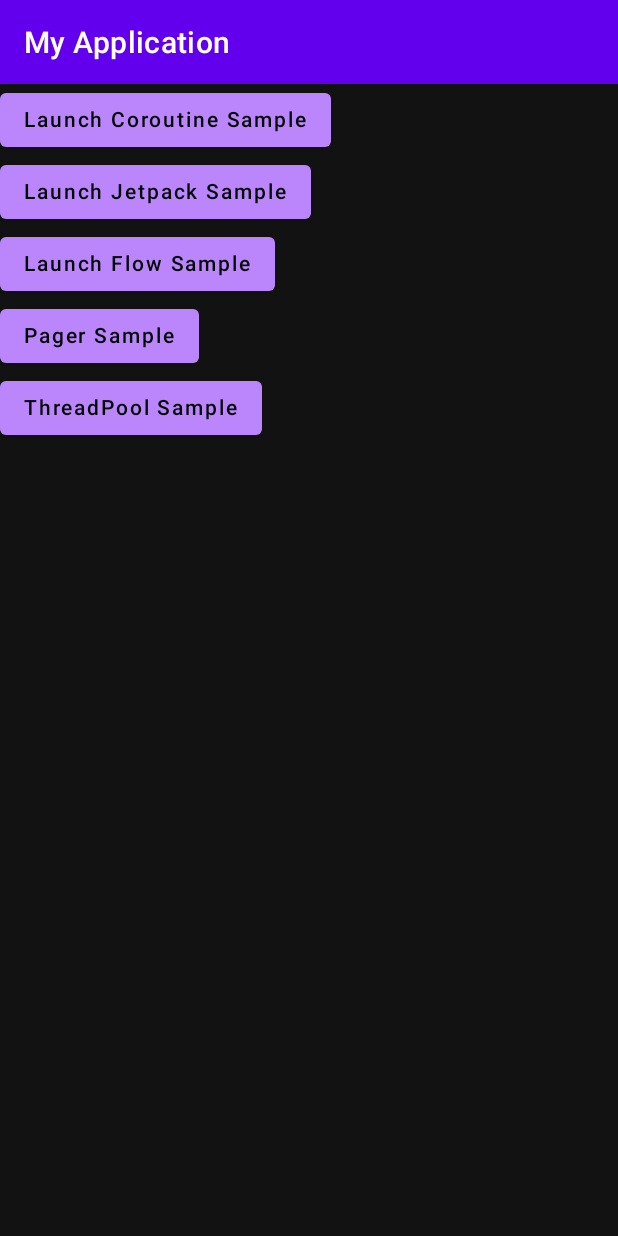
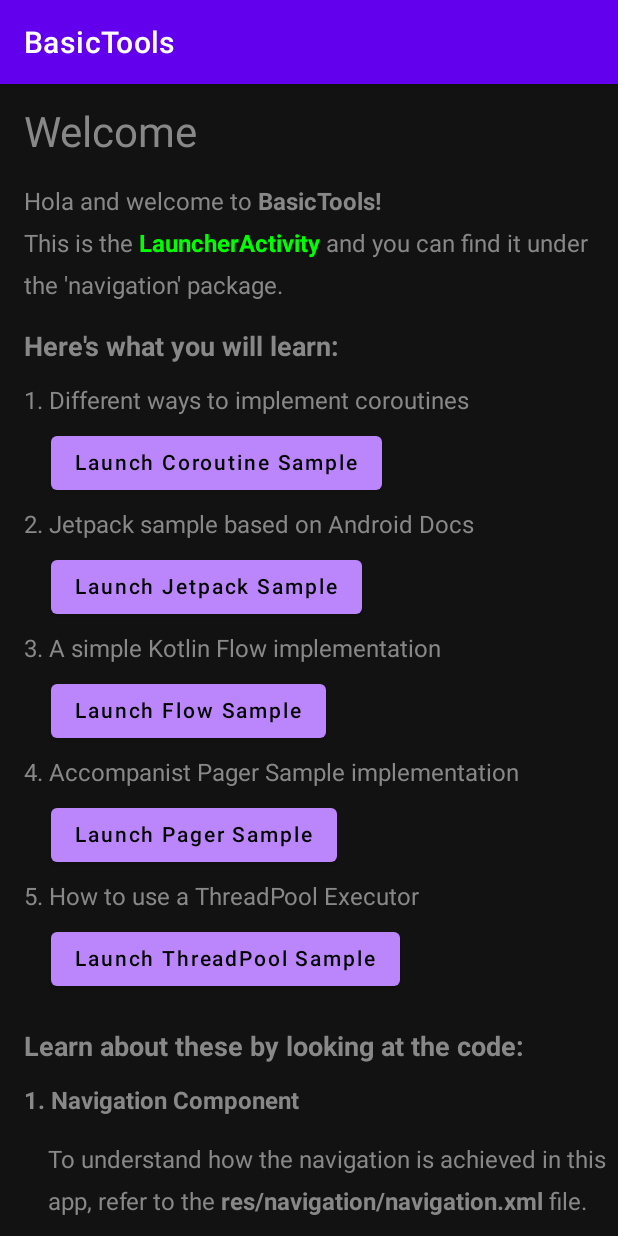
Before and after one commit to szaszpeter/BasicTools, an Android app built with Jetpack Compose: the screen it shows after launch (LauncherActivity), on a phone screen of 412 x 824 dp. Run offline under Robolectric (Android 15) with nearby library versions, the phone set to English and light mode, and no system bars; our stand-ins replace Dagger/Hilt's generated code.

Commit message:
Complete rework of the Launch Screen Menu.
Add explanations to what the app contains. This work is part of the UX enhancement efforts.

```diff
--- /dev/null
+++ b/app/src/main/java/com/example/myapplication/navigation/launchscreen/ExplanationFooter.kt
@@ -0,0 +1,178 @@
+package com.example.myapplication.navigation.launchscreen
+
+import androidx.compose.foundation.layout.Column
+import androidx.compose.foundation.layout.padding
+import androidx.compose.material.Text
+import androidx.compose.runtime.Composable
+import androidx.compose.ui.Modifier
+import androidx.compose.ui.graphics.Color
+import androidx.compose.ui.res.stringResource
+import androidx.compose.ui.text.ParagraphStyle
+import androidx.compose.ui.text.SpanStyle
+import androidx.compose.ui.text.buildAnnotatedString
+import androidx.compose.ui.text.font.FontWeight
+import androidx.compose.ui.text.withStyle
+import androidx.compose.ui.unit.dp
+import androidx.compose.ui.unit.sp
+import com.example.myapplication.R
+
+@Composable
+fun ExplanationFooter() {
+    Column {
+        ExplanationFooterTitle()
+        NavigationComponentSection()
+        KoinDISection()
+        CircleCISection()
+        EspressoSection()
+    }
+}
+
+@Composable
+fun ExplanationFooterTitle() {
+    Text(
+        buildAnnotatedString {
+            withStyle(
+                style = SpanStyle(
+                    color = Color.Gray,
+                    fontSize = 18.sp,
+                    fontWeight = FontWeight.Bold
+                )
+            ) {
+                append(stringResource(R.string.explanation_footer_title))
+            }
+        }, modifier = Modifier.padding(16.dp, 16.dp, 16.dp, 0.dp)
+    )
+}
+
+@Composable
+fun NavigationComponentSection() {
+    Text(
+        text = "1. Navigation Component",
+        modifier = Modifier.padding(16.dp, 16.dp, 0.dp, 0.dp),
+        color = Color.Gray, fontWeight = FontWeight.Bold
+    )
+    Text(
+        buildAnnotatedString {
+            withStyle(style = ParagraphStyle(lineHeight = 28.sp)) {
+                withStyle(style = SpanStyle(color = Color.Gray)) {
+                    append("To understand how the navigation is achieved in this app, refer to the ")
+                }
+
+                withStyle(
+                    style = SpanStyle(
+                        fontWeight = FontWeight.Bold,
+                        color = Color.Gray
+                    )
+                ) {
+                    append("res/navigation/navigation.xml ")
+                }
+                withStyle(style = SpanStyle(color = Color.Gray)) {
+                    append("file. ")
+                }
+            }
+        },
+        modifier = Modifier.padding(32.dp, 16.dp, 0.dp, 0.dp)
+    )
+}
+
+@Composable
+fun KoinDISection() {
+    Text(
+        text = "2. Dependency Injection with Koin",
+        modifier = Modifier.padding(16.dp, 16.dp, 0.dp, 0.dp),
+        color = Color.Gray, fontWeight = FontWeight.Bold
+    )
+    Text(
+        buildAnnotatedString {
+            withStyle(style = ParagraphStyle(lineHeight = 28.sp)) {
+                withStyle(style = SpanStyle(color = Color.Gray)) {
+                    append("By looking into the sample classes provided in the ")
+                }
+
+                withStyle(
+                    style = SpanStyle(
+                        fontWeight = FontWeight.Bold,
+                        color = Color.Gray
+                    )
+                ) {
+                    append("koin ")
+                }
+                withStyle(style = SpanStyle(color = Color.Gray)) {
+                    append("package, you can see a basic model of how to set up and configure your app classes with Koin. The by default method in this app will be Hilt, as per now it is more widely adopted by developers across the world. ")
+                }
+            }
+        },
+        modifier = Modifier.padding(32.dp, 16.dp, 0.dp, 0.dp)
+    )
+}
+
+@Composable
+fun CircleCISection() {
+    Text(
+        text = "3. Continuous Integration with CircleCI",
+        modifier = Modifier.padding(16.dp, 16.dp, 0.dp, 0.dp),
+        color = Color.Gray, fontWeight = FontWeight.Bold
+    )
+    Text(
+        buildAnnotatedString {
+            withStyle(style = ParagraphStyle(lineHeight = 28.sp)) {
+                withStyle(style = SpanStyle(color = Color.Gray)) {
+                    append("This project is configured with CircleCI. Compared to Jenkins it is a much more convenient method to run your automation. The ")
+                }
+                withStyle(
+                    style = SpanStyle(
+                        fontWeight = FontWeight.Bold,
+                        color = Color.Gray
+                    )
+                ) {
+                    append(".circleci ")
+                }
+                withStyle(style = SpanStyle(color = Color.Gray)) {
+                    append("package, package contains the ")
+                }
+                withStyle(
+                    style = SpanStyle(
+                        fontWeight = FontWeight.Bold,
+                        color = Color.Gray
+                    )
+                ) {
+                    append(".config.yml ")
+                }
+                withStyle(style = SpanStyle(color = Color.Gray)) {
+                    append("file. Here you will see how to configure jobs, workflows, run tests, deploy build artifacts, etc. ")
+                }
+            }
+        },
+        modifier = Modifier.padding(32.dp, 16.dp, 0.dp, 0.dp)
+    )
+}
+
+@Composable
+fun EspressoSection() {
+    Text(
+        text = "4. Compose UI Tests with Espresso",
+        modifier = Modifier.padding(16.dp, 16.dp, 0.dp, 0.dp),
+        color = Color.Gray, fontWeight = FontWeight.Bold
+    )
+    Text(
+        buildAnnotatedString {
+            withStyle(style = ParagraphStyle(lineHeight = 28.sp)) {
+                withStyle(style = SpanStyle(color = Color.Gray)) {
+                    append("As mentioned in the title, you can find a sample of UI Test made with Espresso, but with the catch of testing compose elements. You can find this test in the ")
+                }
+                withStyle(
+                    style = SpanStyle(
+                        fontWeight = FontWeight.Bold,
+                        color = Color.Gray
+                    )
+                ) {
+                    append("/androidTest/ExampleInstrumentedTest ")
+                }
+                withStyle(style = SpanStyle(color = Color.Gray)) {
+                    append("class. This test is also performed on the CircleCI automated job.")
+                }
+            }
+        },
+        modifier = Modifier.padding(32.dp, 16.dp, 0.dp, 0.dp)
+    )
+}
--- /dev/null
+++ b/app/src/main/java/com/example/myapplication/navigation/launchscreen/ExplanationHeader.kt
@@ -0,0 +1,68 @@
+package com.example.myapplication.navigation.launchscreen
+
+import androidx.compose.foundation.layout.Column
+import androidx.compose.foundation.layout.padding
+import androidx.compose.material.Text
+import androidx.compose.runtime.Composable
+import androidx.compose.ui.Modifier
+import androidx.compose.ui.graphics.Color
+import androidx.compose.ui.text.ParagraphStyle
+import androidx.compose.ui.text.SpanStyle
+import androidx.compose.ui.text.buildAnnotatedString
+import androidx.compose.ui.text.font.FontWeight
+import androidx.compose.ui.text.withStyle
+import androidx.compose.ui.unit.dp
+import androidx.compose.ui.unit.sp
+
+@Composable
+fun ExplanationHeader() {
+    Column {
+        Text(
+            buildAnnotatedString {
+                withStyle(style = SpanStyle(color = Color.Gray, fontSize = 28.sp)) {
+                    append("Welcome")
+                }
+            }, modifier = Modifier.padding(16.dp, 16.dp, 16.dp, 0.dp)
+        )
+        Text(
+            buildAnnotatedString {
+                withStyle(style = ParagraphStyle(lineHeight = 28.sp)) {
+                    withStyle(style = SpanStyle(color = Color.Gray)) {
+                        append("Hola and welcome to ")
+                    }
+
+                    withStyle(
+                        style = SpanStyle(
+                            fontWeight = FontWeight.Bold,
+                            color = Color.Gray
+                        )
+                    ) {
+                        append("BasicTools! \n")
+                    }
+                    withStyle(style = SpanStyle(color = Color.Gray)) {
+                        append("This is the ")
+                    }
+                    withStyle(
+                        style = SpanStyle(
+                            fontWeight = FontWeight.Bold,
+                            color = Color.Green
+                        )
+                    ) {
+                        append("LauncherActivity ")
+                    }
+                    withStyle(style = SpanStyle(color = Color.Gray)) {
+                        append("and you can find it under the 'navigation' package.")
+                    }
+                }
+            },
+            modifier = Modifier.padding(16.dp)
+        )
+        Text(
+            buildAnnotatedString {
+                withStyle(style = SpanStyle(color = Color.Gray, fontSize = 18.sp, fontWeight = FontWeight.Bold)) {
+                    append("Here's what you will learn: ")
+                }
+            }, modifier = Modifier.padding(16.dp, 0.dp, 16.dp, 16.dp)
+        )
+    }
+}
--- /dev/null
+++ b/app/src/main/java/com/example/myapplication/navigation/launchscreen/MenuContent.kt
@@ -0,0 +1,128 @@
+package com.example.myapplication.navigation.launchscreen
+
+import androidx.compose.foundation.layout.*
+import androidx.compose.material.Button
+import androidx.compose.material.Text
+import androidx.compose.runtime.Composable
+import androidx.compose.ui.Modifier
+import androidx.compose.ui.graphics.Color
+import androidx.compose.ui.platform.LocalView
+import androidx.compose.ui.res.stringResource
+import androidx.compose.ui.text.SpanStyle
+import androidx.compose.ui.text.buildAnnotatedString
+import androidx.compose.ui.text.withStyle
+import androidx.compose.ui.unit.dp
+import androidx.navigation.Navigation
+import com.example.myapplication.R
+
+@Composable
+fun MenuContent() {
+    Column {
+        CoroutineSamples()
+        JetpackSamples()
+        FlowSamples()
+        PagerSample()
+        ThreadPoolSample()
+    }
+}
+
+@Composable
+fun CoroutineSamples() {
+    val view = LocalView.current
+    Column {
+        Text(
+            buildAnnotatedString {
+                withStyle(style = SpanStyle(color = Color.Gray)) {
+                    append(stringResource(R.string.coroutine_sample_title))
+                }
+            }, modifier = Modifier.padding(16.dp, 0.dp, 16.dp, 0.dp)
+        )
+        Button(
+            onClick = {
+                Navigation.findNavController(view)
+                    .navigate(R.id.action_menuFragment_to_coroutineFragment)
+            },
+            Modifier.padding(34.dp, 8.dp, 16.dp, 8.dp)
+        ) {
+            Text(text = stringResource(R.string.launch_coroutine_sample))
+        }
+    }
+}
+
+@Composable
+fun JetpackSamples() {
+    val view = LocalView.current
+    Column {
+        Text(
+            buildAnnotatedString {
+                withStyle(style = SpanStyle(color = Color.Gray)) {
+                    append(stringResource(R.string.jetpack_sample_title))
+                }
+            }, modifier = Modifier.padding(16.dp, 0.dp, 16.dp, 0.dp)
+        )
+        Button(onClick = {
+            Navigation.findNavController(view).navigate(R.id.action_menuFragment_to_composeFragment)
+        }, Modifier.padding(34.dp, 8.dp, 16.dp, 8.dp)) {
+            Text(text = stringResource(R.string.launch_jetpack_sample))
+        }
+    }
+}
+
+@Composable
+fun FlowSamples() {
+    val view = LocalView.current
+    Column {
+        Text(
+            buildAnnotatedString {
+                withStyle(style = SpanStyle(color = Color.Gray)) {
+                    append(stringResource(R.string.flow_sample_title))
+                }
+            }, modifier = Modifier.padding(16.dp, 0.dp, 16.dp, 0.dp)
+        )
+        Button(onClick = {
+            Navigation.findNavController(view).navigate(R.id.action_menuFragment_to_flowFragment)
+        }, Modifier.padding(34.dp, 8.dp, 16.dp, 8.dp)) {
+            Text(text = stringResource(R.string.launch_flow_sample))
+        }
+    }
+}
+
+@Composable
+fun PagerSample() {
+    val view = LocalView.current
+    Column {
+        Text(
+            buildAnnotatedString {
+                withStyle(style = SpanStyle(color = Color.Gray)) {
+                    append(stringResource(R.string.pager_sample_title))
+                }
+            }, modifier = Modifier.padding(16.dp, 0.dp, 16.dp, 0.dp)
+        )
+        Button(onClick = {
+            Navigation.findNavController(view).navigate(R.id.action_menuFragment_to_pagerFragment)
+        }, Modifier.padding(34.dp, 8.dp, 16.dp, 8.dp)) {
+            Text(text = stringResource(R.string.launch_pager_sample))
+        }
+    }
+}
+
+@Composable
+fun ThreadPoolSample() {
+    val view = LocalView.current
+    Column {
+        Text(
+            buildAnnotatedString {
+                withStyle(style = SpanStyle(color = Color.Gray)) {
+                    append(stringResource(R.string.threadpool_sample_title))
+                }
+            }, modifier = Modifier.padding(16.dp, 0.dp, 16.dp, 0.dp)
+        )
+        Button(onClick = {
+            Navigation.findNavController(view)
+                .navigate(R.id.action_menuFragment_to_threadPoolFragment)
+        }, Modifier.padding(34.dp, 8.dp, 16.dp, 8.dp)) {
+            Text(text = stringResource(R.string.launch_threadpool_sample))
+        }
+    }
+
+}
--- a/app/src/main/java/com/example/myapplication/navigation/mainmenu/MenuFragment.kt
+++ b/app/src/main/java/com/example/myapplication/navigation/launchscreen/MenuFragment.kt
@@ -1,23 +1,30 @@
-package com.example.myapplication.navigation.mainmenu
+package com.example.myapplication.navigation.launchscreen
 
 import android.os.Bundle
 import androidx.fragment.app.Fragment
 import android.view.LayoutInflater
 import android.view.View
 import android.view.ViewGroup
+import androidx.compose.foundation.ScrollState
 import androidx.compose.foundation.layout.Column
 import androidx.compose.foundation.layout.fillMaxSize
-import androidx.compose.material.Button
+import androidx.compose.foundation.layout.padding
+import androidx.compose.foundation.verticalScroll
 import androidx.compose.material.MaterialTheme
 import androidx.compose.material.Surface
 import androidx.compose.material.Text
 import androidx.compose.runtime.Composable
 import androidx.compose.ui.Modifier
+import androidx.compose.ui.graphics.Color
 import androidx.compose.ui.platform.ComposeView
-import androidx.compose.ui.platform.LocalView
-import androidx.navigation.Navigation
+import androidx.compose.ui.res.stringResource
+import androidx.compose.ui.text.*
+import androidx.compose.ui.text.font.FontWeight
+import androidx.compose.ui.unit.dp
+import androidx.compose.ui.unit.sp
 import com.example.myapplication.R
 import com.example.myapplication.flows.ui.theme.MyApplicationTheme
+import org.koin.core.Koin
 
 class MenuFragment : Fragment() {
 
@@ -32,7 +39,11 @@ class MenuFragment : Fragment() {
                         modifier = Modifier.fillMaxSize(),
                         color = MaterialTheme.colors.background
                     ) {
-                        MenuContent()
+                        Column(modifier = Modifier.verticalScroll(state = ScrollState(0), true)) {
+                            ExplanationHeader()
+                            MenuContent()
+                            ExplanationFooter()
+                        }
                     }
                 }
             }
--- a/app/src/main/java/com/example/myapplication/navigation/mainmenu/MenuContent.kt
+++ /dev/null
@@ -1,72 +0,0 @@
-package com.example.myapplication.navigation.mainmenu
-
-import androidx.compose.foundation.layout.Column
-import androidx.compose.material.Button
-import androidx.compose.material.Text
-import androidx.compose.runtime.Composable
-import androidx.compose.ui.platform.LocalView
-import androidx.navigation.Navigation
-import com.example.myapplication.R
-
-@Composable
-fun MenuContent() {
-    Column {
-        CoroutineSamples()
-        JetpackSamples()
-        FlowSamples()
-        PagerSample()
-        ThreadPoolSample()
-    }
-}
-
-@Composable
-fun CoroutineSamples() {
-    val view = LocalView.current
-    Button(onClick = {
-        Navigation.findNavController(view)
-            .navigate(R.id.action_menuFragment_to_coroutineFragment)
-    }) {
-        Text(text = "Launch Coroutine Sample")
-    }
-}
-
-@Composable
-fun JetpackSamples() {
-    val view = LocalView.current
-    Button(onClick = {
-        Navigation.findNavController(view).navigate(R.id.action_menuFragment_to_composeFragment)
-    }) {
-        Text(text = "Launch Jetpack Sample")
-    }
-}
-
-@Composable
-fun FlowSamples() {
-    val view = LocalView.current
-    Button(onClick = {
-        Navigation.findNavController(view).navigate(R.id.action_menuFragment_to_flowFragment)
-    }) {
-        Text(text = "Launch Flow Sample")
-    }
-}
-
-@Composable
-fun PagerSample() {
-    val view = LocalView.current
-    Button(onClick = {
-        Navigation.findNavController(view).navigate(R.id.action_menuFragment_to_pagerFragment)
-    }) {
-        Text(text = "Pager Sample")
-    }
-}
-
-@Composable
-fun ThreadPoolSample() {
-    val view = LocalView.current
-    Button(onClick = {
-        Navigation.findNavController(view)
-            .navigate(R.id.action_menuFragment_to_threadPoolFragment)
-    }) {
-        Text(text = "ThreadPool Sample")
-    }
-}
--- a/app/src/main/res/layout/fragment_menu.xml
+++ b/app/src/main/res/layout/fragment_menu.xml
@@ -3,7 +3,7 @@
     xmlns:tools="http://schemas.android.com/tools"
     android:layout_width="match_parent"
     android:layout_height="match_parent"
-    tools:context=".navigation.mainmenu.MenuFragment">
+    tools:context=".navigation.launchscreen.MenuFragment">
 
     <!-- TODO: Update blank fragment layout -->
     <TextView
--- a/app/src/main/res/navigation/navigation.xml
+++ b/app/src/main/res/navigation/navigation.xml
@@ -7,7 +7,7 @@
 
     <fragment
         android:id="@+id/menuFragment"
-        android:name="com.example.myapplication.navigation.mainmenu.MenuFragment"
+        android:name="com.example.myapplication.navigation.launchscreen.MenuFragment"
         android:label="menu_fragment"
         tools:layout="@layout/fragment_menu" >
         <action
--- a/app/src/main/res/values/strings.xml
+++ b/app/src/main/res/values/strings.xml
@@ -1,5 +1,5 @@
 <resources>
-    <string name="app_name">My Application</string>
+    <string name="app_name">BasicTools</string>
     <string name="title_activity_compose">ComposeActivity</string>
     <string name="title_activity_coroutine">CoroutineActivity</string>
     <string name="title_activity_flow">FlowActivity</string>
@@ -21,4 +21,15 @@
     <!-- TODO: Remove or change this placeholder text -->
     <string name="hello_blank_fragment">Hello blank fragment</string>
     <string name="title_activity_example">ExampleActivity</string>
+    <string name="coroutine_sample_title">1. Different ways to implement coroutines </string>
+    <string name="jetpack_sample_title">2. Jetpack sample based on Android Docs</string>
+    <string name="flow_sample_title">3. A simple Kotlin Flow implementation</string>
+    <string name="pager_sample_title">4. Accompanist Pager Sample implementation</string>
+    <string name="threadpool_sample_title">5. How to use a ThreadPool Executor</string>
+    <string name="launch_coroutine_sample">Launch Coroutine Sample</string>
+    <string name="launch_jetpack_sample">Launch Jetpack Sample</string>
+    <string name="launch_flow_sample">Launch Flow Sample</string>
+    <string name="launch_pager_sample">Launch Pager Sample</string>
+    <string name="launch_threadpool_sample">Launch ThreadPool Sample</string>
+    <string name="explanation_footer_title">Learn about these by looking at the code: </string>
 </resources>
```
